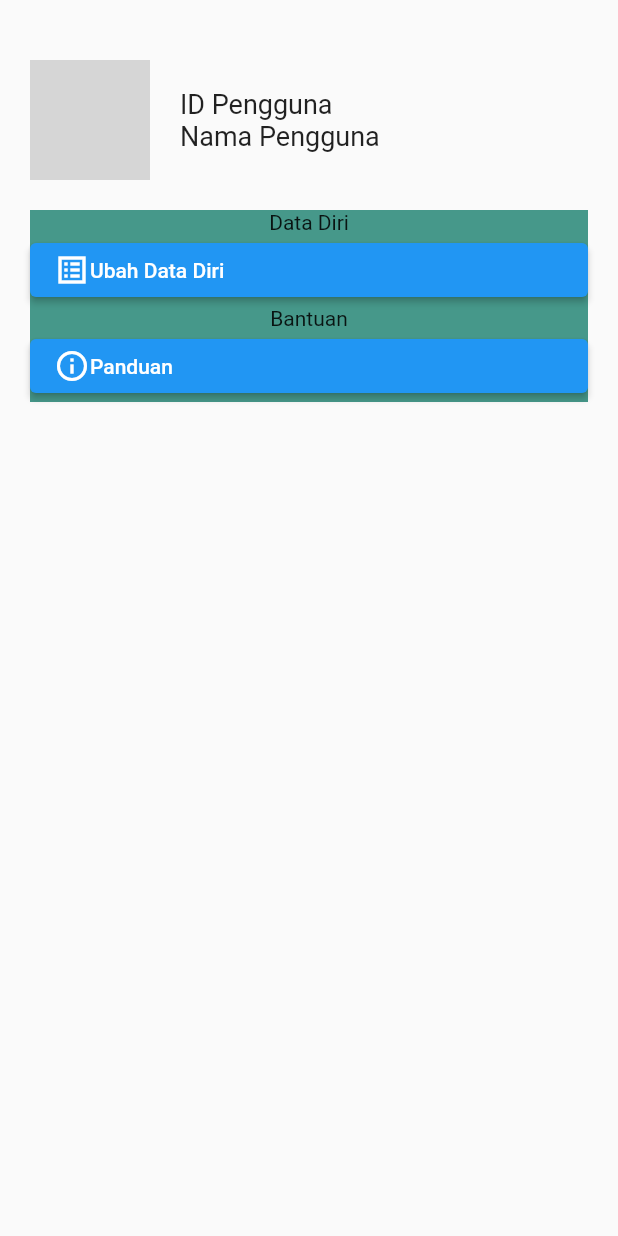
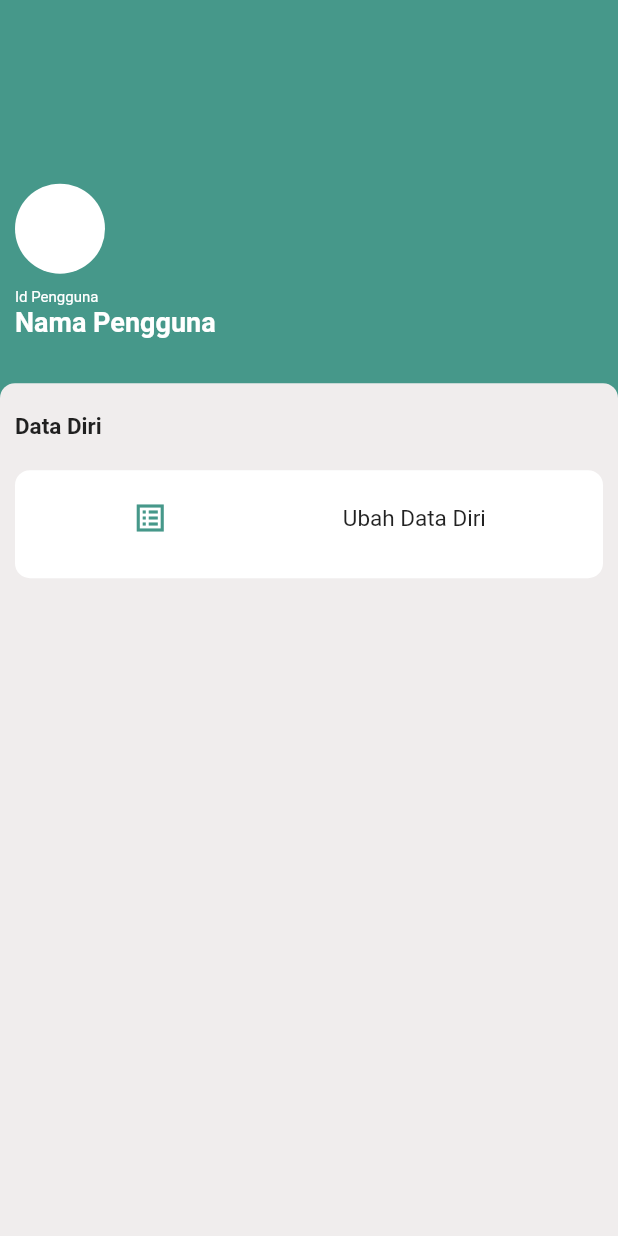
Before and after one commit to IkhwanWahyudi/MobiTax, a Flutter app: the Profile screen opened directly, on a phone screen of 412 x 824 dp. Run offline on Flutter 3.47's test engine with Material 2 defaults, Android fonts, the phone set to English and light mode, and no system bars; grey boxes are pictures that could not be loaded.

Commit message:
update Profile Page

```diff
--- a/lib/profil_page.dart
+++ b/lib/profil_page.dart
@@ -7,75 +7,101 @@ class Profile extends StatelessWidget {
 
   @override
   Widget build(BuildContext context) {
+    var lebar = MediaQuery.of(context).size.width;
+    var tinggi = MediaQuery.of(context).size.height;
     return Scaffold(
-      body: ListView(
-        children: [
-          const SizedBox(
-            height: 20,
+      backgroundColor: const Color.fromRGBO(70, 152, 138, 1),
+      body: Column(
+        children: <Widget>[
+          const Expanded(
+            child: SingleChildScrollView(),
           ),
-          Container(
-            padding: const EdgeInsets.all(20),
-            child: Column(
-              children: [
-                Row(
-                  children: [
-                    CircleAvatar(
-                      radius: 40,
-                      backgroundImage: AssetImage(''),
-                    ),
-                    SizedBox(width: 20),
           Column(
             crossAxisAlignment: CrossAxisAlignment.start,
             children: [
-                        Text(
-                          "ID Pengguna",
-                          style: TextStyle(fontSize: 18),
+              Container(
+                margin: EdgeInsets.only(left: 10, bottom: 10),
+                child: CircleAvatar(backgroundColor: Colors.white, radius: 30,),
               ),
-                        Text(
-                          "Nama Pengguna",
-                          style: TextStyle(fontSize: 18),
+              Container(
+                margin: EdgeInsets.only(left: 10),
+                child: Text(
+                  'Id Pengguna',
+                  style: TextStyle(fontSize: 10, color: Colors.white),
+                  textAlign: TextAlign.left,
                 ),
-                      ],
               ),
-                  ],
+              Container(
+                margin: EdgeInsets.only(left: 10),
+                child: Text(
+                  'Nama Pengguna',
+                  style: TextStyle(
+                      fontSize: 18,
+                      fontWeight: FontWeight.bold,
+                      color: Colors.white),
+                  textAlign: TextAlign.left,
                 ),
-                SizedBox(height: 20),
+              ),
+              const SizedBox(height: 30),
               Container(
-                  color: const Color.fromRGBO(70, 152, 138, 1),
+                width: lebar,
+                height: tinggi * 0.69,
+                decoration: const BoxDecoration(
+                  color: Color.fromARGB(255, 240, 237, 237),
+                  borderRadius: BorderRadius.only(
+                    topLeft: Radius.circular(10),
+                    topRight: Radius.circular(10),
+                  ),
+                ),
+                child: Center(
+                  //padding: const EdgeInsets.only(top: 20, left: 40),
                   child: Column(
+                    crossAxisAlignment: CrossAxisAlignment.start,
                     children: [
-                      Container(child: const Text("Data Diri")),
-                      ElevatedButton(
-                        onPressed: () {},
-                        child: Container(
-                          child: const Row(
-                            children: [
-                              Icon(Icons.list_alt_sharp),
-                              Text("Ubah Data Diri")
-                            ],
+                      Container(
+                        margin: EdgeInsets.only(left: 10, top: 20, bottom: 20),
+                        //padding: const EdgeInsets.all(20),
+                        child: Text(
+                          'Data Diri',
+                          style: TextStyle(
+                            fontSize: 15,
+                            fontWeight: FontWeight.bold,
                           ),
                         ),
                       ),
                       Container(
-                        child: const Text("Bantuan"),
+                        padding: const EdgeInsets.all(20),
+                        //margin: const EdgeInsets.only(right: 40),
+                        margin: EdgeInsets.only(right: 10, left: 10),
+                        decoration: const BoxDecoration(
+                            color: Colors.white,
+                            borderRadius:
+                                BorderRadius.all(Radius.circular(10))),
+                        child: const Column(
+                          children: [
+                            Row(
+                              mainAxisAlignment: MainAxisAlignment.spaceAround,
+                              children: [
+                                Icon(Icons.list_alt_sharp, color: Color.fromRGBO(70, 152, 138, 1)),
+                                Text(
+                                  'Ubah Data Diri',
+                                  style: TextStyle(fontSize: 15),
                                 ),
-                      ElevatedButton(
-                        onPressed: () {},
-                        child: Container(
-                          child: const Row(
-                            children: [
-                              Icon(Icons.info_outline),
-                              Text("Panduan")
+                              ],
+                            ),
+                            SizedBox(
+                              height: 8,
+                            ),
+
+                          ],
+                        ),
+                      ),
                     ],
                   ),
                 ),
               ),
             ],
           ),
-                ),
-              ],
-            ),
-          ),
         ],
       ),
     );
--- a/lib/transaksi.dart
+++ b/lib/transaksi.dart
@@ -149,6 +149,25 @@ class _transaksiState extends State<transaksi> {
                                 ),
                               ],
                             ),
+                            SizedBox(
+                              height: 30
+                            ),
+                            Row(
+                              mainAxisAlignment: MainAxisAlignment.spaceBetween,
+                              children: [
+                                Text(
+                                  'Total',
+                                  style: TextStyle(fontSize: 18,fontWeight: FontWeight.w800),
+                                ),
+                                Padding(
+                                  padding: EdgeInsets.only(right: 20),
+                                  child: Text(
+                                    'Rp 00',
+                                    style: TextStyle(fontSize: 18,fontWeight: FontWeight.w800),
+                                  ),
+                                ),
+                              ],
+                            ),
                           ],
                         ),
                       ),
--- a/pubspec.yaml
+++ b/pubspec.yaml
@@ -59,8 +59,8 @@ flutter:
   uses-material-design: true
 
   # To add assets to your application, add an assets section, like this:
-  # assets:
-  #   - images/a_dot_burr.jpeg
+  assets:
+    - assets/
   #   - images/a_dot_ham.jpeg
 
   # An image asset can refer to one or more resolution-specific "variants", see
```
Lines whose indentation alone changed are shown as unchanged.
